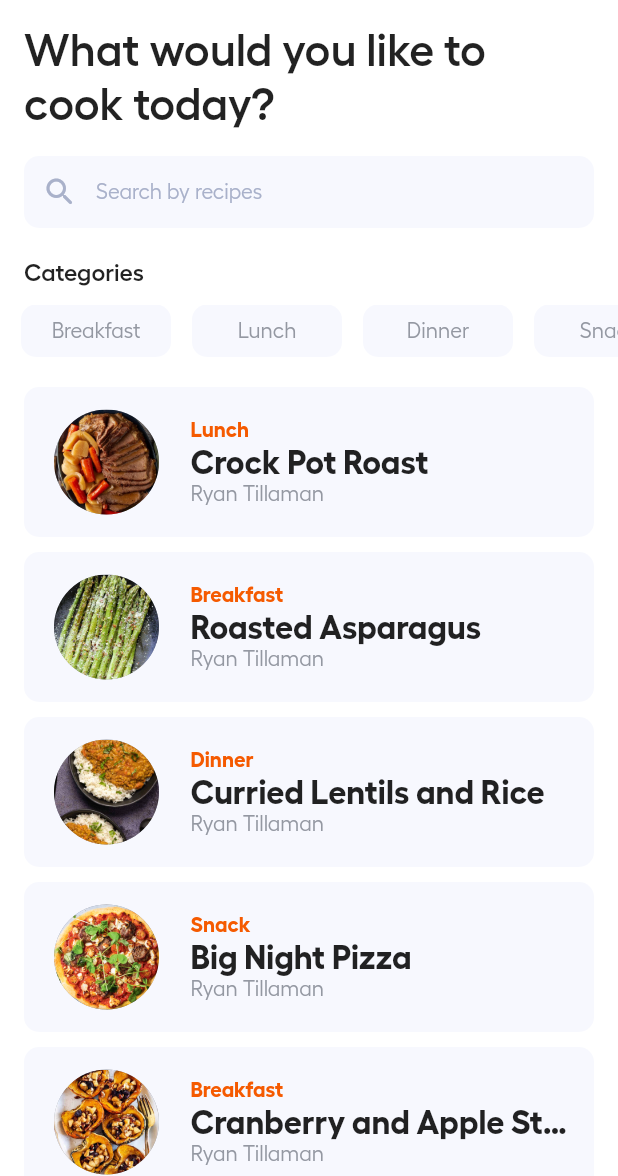
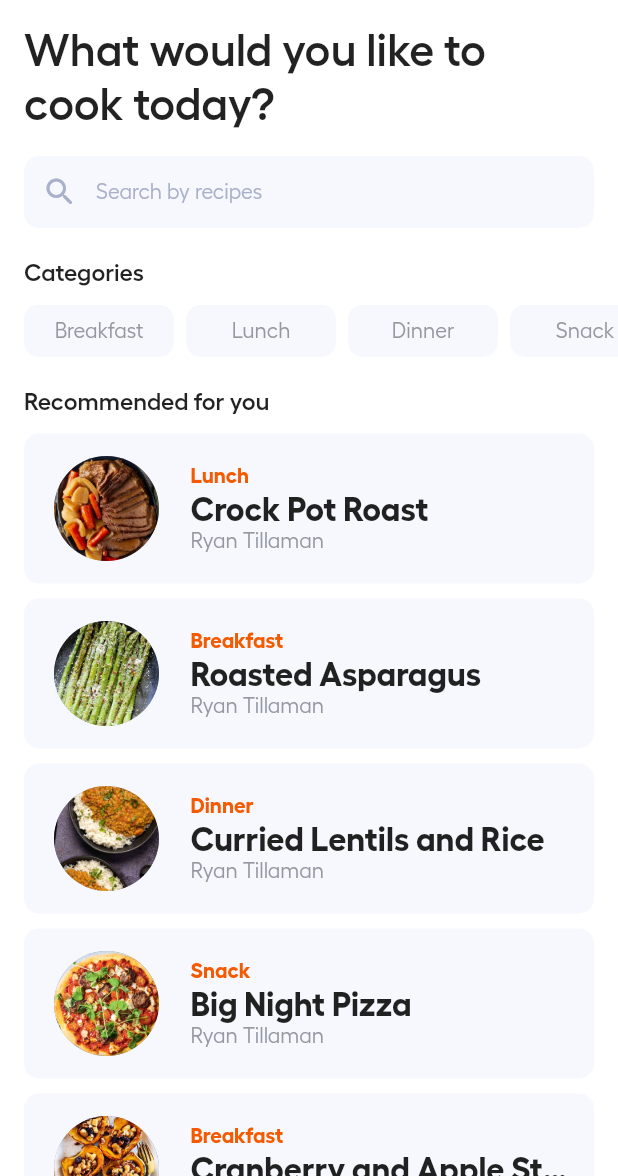
Before and after one commit to yell66w/cookbook, a Flutter app: the screen it shows after launch, on a phone screen of 412 x 824 dp, the part 60-1236 px from its top. Run offline on Flutter 3.47's test engine with Material 2 defaults, Android fonts, the phone set to English and light mode, and no system bars; our stand-ins replace cached_network_image.

Commit message:
home ui changes

```diff
--- a/lib/main.dart
+++ b/lib/main.dart
@@ -77,7 +77,26 @@ class HomePage extends StatelessWidget {
               const SizedBox(
                 height: 20,
               ),
-              const FoodShowcase()
+              Column(
+                mainAxisAlignment: MainAxisAlignment.start,
+                crossAxisAlignment: CrossAxisAlignment.start,
+                children: const [
+                  Padding(
+                    padding: EdgeInsets.symmetric(horizontal: 16.0),
+                    child: Text(
+                      "Recommended for you",
+                      style: TextStyle(
+                        fontWeight: FontWeight.w600,
+                        fontSize: 16,
+                      ),
+                    ),
+                  ),
+                  SizedBox(
+                    height: 12,
+                  ),
+                  FoodShowcase()
+                ],
+              ),
             ],
           ),
         ));
--- a/lib/widgets/categories.dart
+++ b/lib/widgets/categories.dart
@@ -33,6 +33,7 @@ class Categories extends StatelessWidget {
             children: const [
               Category(
                 title: "Breakfast",
+                ml: 16,
               ),
               Category(title: "Lunch"),
               Category(title: "Dinner"),
--- a/lib/widgets/category.dart
+++ b/lib/widgets/category.dart
@@ -1,9 +1,11 @@
 import 'package:flutter/material.dart';
 
 class Category extends StatelessWidget {
-  const Category({Key? key, this.title = 'Lunch'}) : super(key: key);
+  const Category({Key? key, this.title = 'Lunch', this.ml = 8})
+      : super(key: key);
 
   final String title;
+  final double ml;
 
   @override
   Widget build(BuildContext context) {
@@ -13,7 +15,7 @@ class Category extends StatelessWidget {
         color: Theme.of(context).splashColor,
         borderRadius: BorderRadius.circular(10),
       ),
-      margin: const EdgeInsets.only(left: 14),
+      margin: EdgeInsets.only(left: ml),
       child: Center(
         child: Text(
           title,
```
